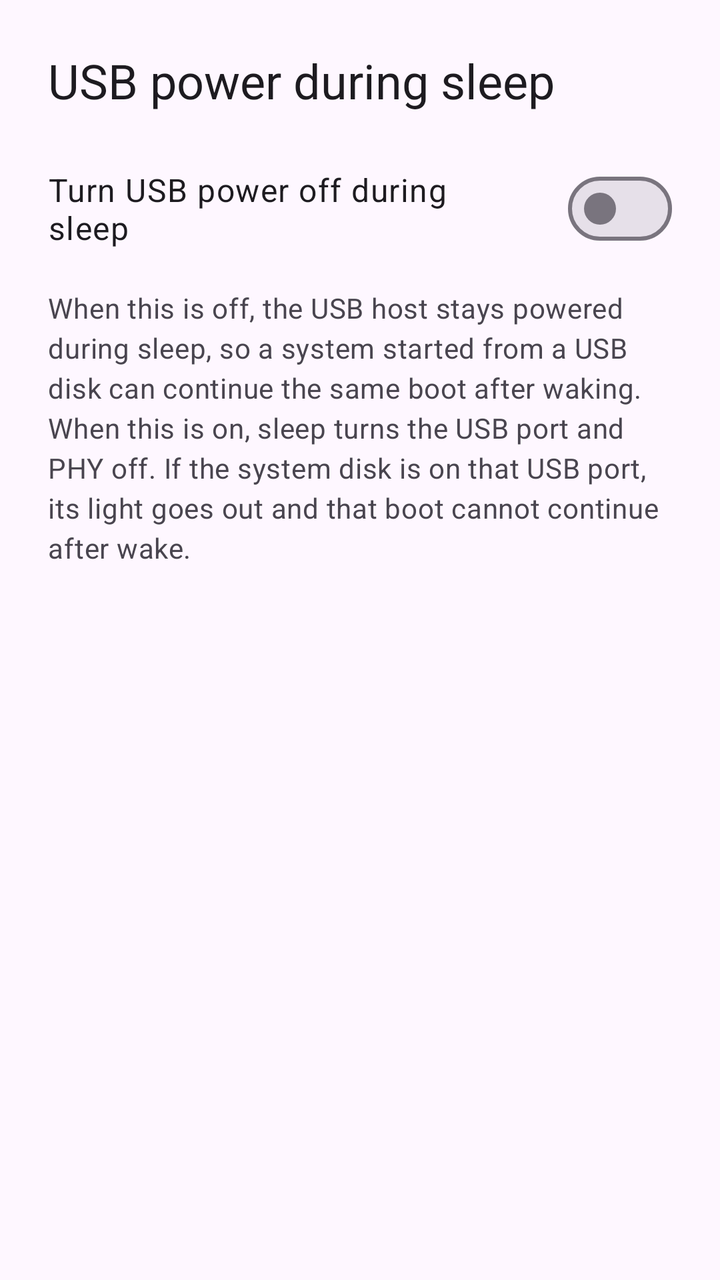
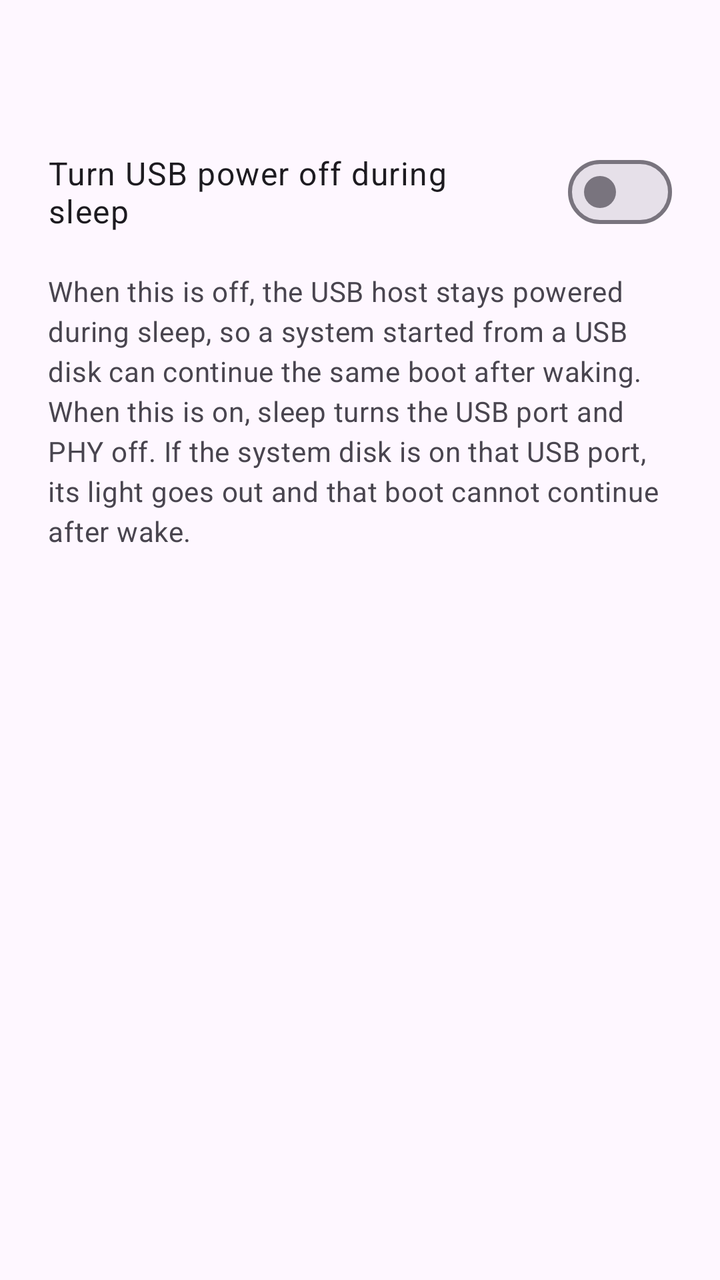

The first picture is an Android layout as it rendered before a commit; the second is the same layout after the commit. The layout source and the unified diff follow.
<!-- AndroidManifest.xml: application theme Theme.KukuiUsbSuspend -->
<!-- res/layout/activity_usb_suspend.xml -->
<?xml version="1.0" encoding="utf-8"?>
<LinearLayout xmlns:android="http://schemas.android.com/apk/res/android"
    android:layout_width="match_parent"
    android:layout_height="match_parent"
    android:background="?attr/colorSurface"
    android:fitsSystemWindows="true"
    android:orientation="vertical"
    android:paddingStart="24dp"
    android:paddingTop="24dp"
    android:paddingEnd="24dp"
    android:paddingBottom="24dp">

    <TextView
        android:layout_width="match_parent"
        android:layout_height="wrap_content"
        android:paddingBottom="24dp"
        android:text="@string/title"
        android:textAppearance="?attr/textAppearanceHeadlineSmall"
        android:textColor="?attr/colorOnSurface" />

    <com.google.android.material.materialswitch.MaterialSwitch
        android:id="@+id/power_off"
        android:layout_width="match_parent"
        android:layout_height="wrap_content"
        android:minHeight="48dp"
        android:text="@string/switch_label"
        android:textAppearance="?attr/textAppearanceBodyLarge"
        android:textColor="?attr/colorOnSurface" />

    <TextView
        android:id="@+id/detail"
        android:layout_width="match_parent"
        android:layout_height="wrap_content"
        android:paddingTop="16dp"
        android:text="@string/detail"
        android:textAppearance="?attr/textAppearanceBodyMedium"
        android:textColor="?attr/colorOnSurfaceVariant" />

    <TextView
        android:id="@+id/status"
        android:layout_width="match_parent"
        android:layout_height="wrap_content"
        android:paddingTop="16dp"
        android:textAppearance="?attr/textAppearanceBodyMedium"
        android:textColor="?attr/colorError" />
</LinearLayout>
<!-- resources referenced by this layout -->
<resources>
  <string name="detail">When this is off, the USB host stays powered during sleep, so a system started from a USB disk can continue the same boot after waking. When this is on, sleep turns the USB port and PHY off. If the system disk is on that USB port, its light goes out and that boot cannot continue after wake.</string>
  <string name="switch_label">Turn USB power off during sleep</string>
  <string name="title">USB power during sleep</string>
  <style name="Theme.KukuiUsbSuspend" parent="Theme.Material3.DayNight.NoActionBar">
          <item name="android:statusBarColor">@android:color/transparent</item>
          <item name="android:navigationBarColor">@android:color/transparent</item>
          <item name="android:windowLayoutInDisplayCutoutMode">shortEdges</item>
      </style>
</resources>

<!-- the commit's change to res/layout/activity_usb_suspend.xml (unified diff, before → after) -->
@@ -1,46 +1,57 @@
 <?xml version="1.0" encoding="utf-8"?>
 <LinearLayout xmlns:android="http://schemas.android.com/apk/res/android"
+    android:id="@+id/root"
     android:layout_width="match_parent"
     android:layout_height="match_parent"
     android:background="?attr/colorSurface"
-    android:fitsSystemWindows="true"
-    android:orientation="vertical"
-    android:paddingStart="24dp"
-    android:paddingTop="24dp"
-    android:paddingEnd="24dp"
-    android:paddingBottom="24dp">
+    android:orientation="vertical">
 
-    <TextView
+    <com.google.android.material.appbar.MaterialToolbar
+        android:id="@+id/toolbar"
         android:layout_width="match_parent"
         android:layout_height="wrap_content"
-        android:paddingBottom="24dp"
-        android:text="@string/title"
-        android:textAppearance="?attr/textAppearanceHeadlineSmall"
-        android:textColor="?attr/colorOnSurface" />
+        android:minHeight="64dp" />
 
-    <com.google.android.material.materialswitch.MaterialSwitch
-        android:id="@+id/power_off"
+    <ScrollView
         android:layout_width="match_parent"
-        android:layout_height="wrap_content"
-        android:minHeight="48dp"
-        android:text="@string/switch_label"
-        android:textAppearance="?attr/textAppearanceBodyLarge"
-        android:textColor="?attr/colorOnSurface" />
+        android:layout_height="match_parent"
+        android:clipToPadding="false"
+        android:fillViewport="true">
 
-    <TextView
-        android:id="@+id/detail"
-        android:layout_width="match_parent"
-        android:layout_height="wrap_content"
-        android:paddingTop="16dp"
-        android:text="@string/detail"
-        android:textAppearance="?attr/textAppearanceBodyMedium"
-        android:textColor="?attr/colorOnSurfaceVariant" />
+        <LinearLayout
+            android:layout_width="match_parent"
+            android:layout_height="wrap_content"
+            android:orientation="vertical"
+            android:paddingStart="24dp"
+            android:paddingTop="8dp"
+            android:paddingEnd="24dp"
+            android:paddingBottom="24dp">
 
-    <TextView
-        android:id="@+id/status"
-        android:layout_width="match_parent"
-        android:layout_height="wrap_content"
-        android:paddingTop="16dp"
-        android:textAppearance="?attr/textAppearanceBodyMedium"
-        android:textColor="?attr/colorError" />
+            <com.google.android.material.materialswitch.MaterialSwitch
+                android:id="@+id/power_off"
+                android:layout_width="match_parent"
+                android:layout_height="wrap_content"
+                android:minHeight="48dp"
+                android:text="@string/switch_label"
+                android:textAppearance="?attr/textAppearanceBodyLarge"
+                android:textColor="?attr/colorOnSurface" />
+
+            <TextView
+                android:id="@+id/detail"
+                android:layout_width="match_parent"
+                android:layout_height="wrap_content"
+                android:paddingTop="16dp"
+                android:text="@string/detail"
+                android:textAppearance="?attr/textAppearanceBodyMedium"
+                android:textColor="?attr/colorOnSurfaceVariant" />
+
+            <TextView
+                android:id="@+id/status"
+                android:layout_width="match_parent"
+                android:layout_height="wrap_content"
+                android:paddingTop="16dp"
+                android:textAppearance="?attr/textAppearanceBodyMedium"
+                android:textColor="?attr/colorError" />
+        </LinearLayout>
+    </ScrollView>
 </LinearLayout>
<!-- resource entries referenced after the edit -->
@@ -2,7 +2,6 @@
 <resources>
   <string name="detail">When this is off, the USB host stays powered during sleep, so a system started from a USB disk can continue the same boot after waking. When this is on, sleep turns the USB port and PHY off. If the system disk is on that USB port, its light goes out and that boot cannot continue after wake.</string>
   <string name="switch_label">Turn USB power off during sleep</string>
-  <string name="title">USB power during sleep</string>
   <style name="Theme.KukuiUsbSuspend" parent="Theme.Material3.DayNight.NoActionBar">
           <item name="android:statusBarColor">@android:color/transparent</item>
           <item name="android:navigationBarColor">@android:color/transparent</item>
